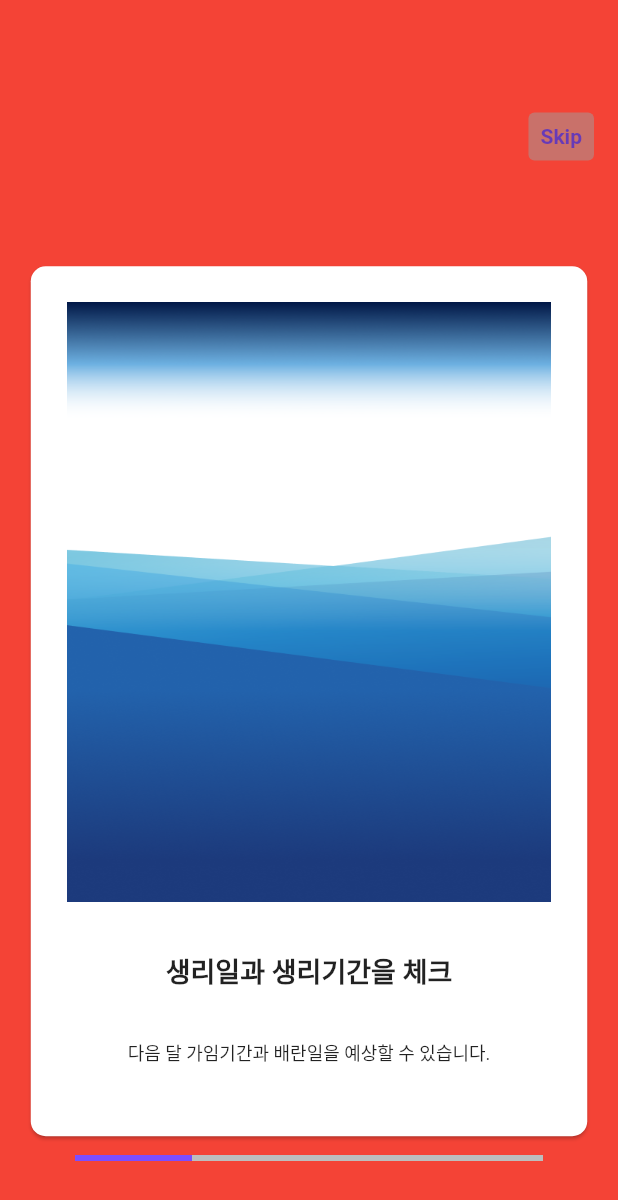
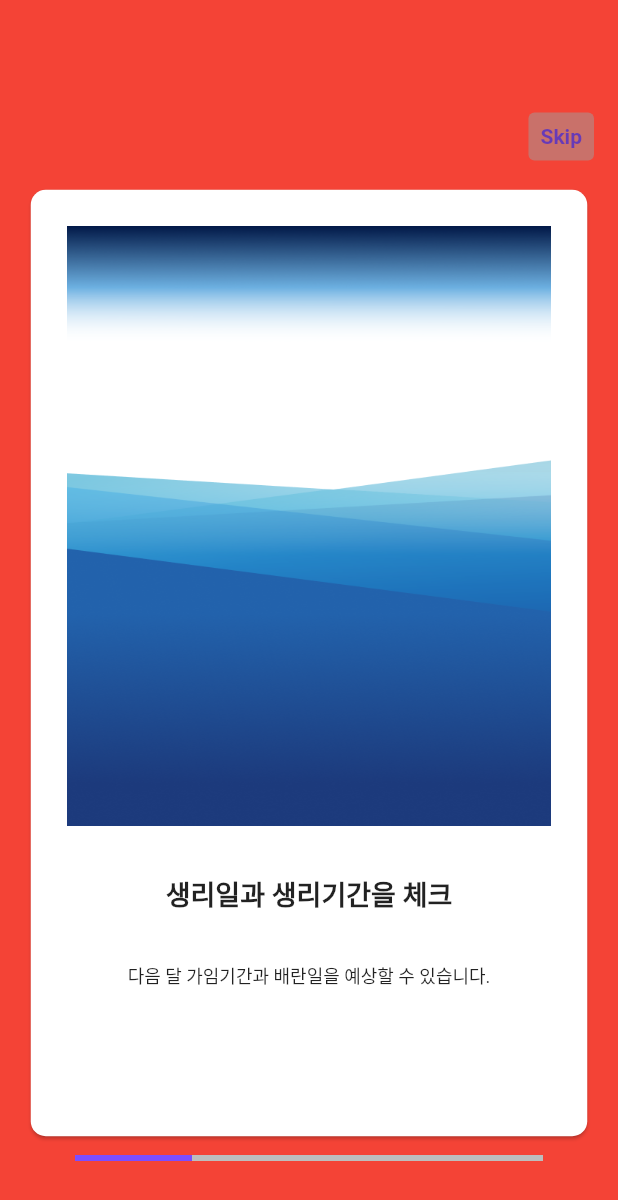
Before and after one commit to sososogoa/Comet, a Flutter app: the screen it shows after launch, swiped to page 3, on a phone screen of 412 x 824 dp. Shown: the top 1200 px of the screen. Run offline on Flutter 3.47's test engine with Material 2 defaults, Android fonts, the light colour scheme and no system bars; drawn by our look-alikes of card_swiper; our stand-ins replace get, responsive_framework.

Commit message:
첫번째 커밋

```diff
--- a/lib/main.dart
+++ b/lib/main.dart
@@ -30,7 +30,7 @@ class MyAppState extends State<MyApp> {
   @override
   Widget build(BuildContext context) {
     return GetMaterialApp(
-      title: 'OVIEW-W',
+      title: 'Comet',
       getPages: AppPages.routes,
       builder: (context, child) {
         Get.find<MainController>().updateScreen(context);
--- a/lib/pages/intro/app_about.dart
+++ b/lib/pages/intro/app_about.dart
@@ -1,7 +1,5 @@
-import 'package:flutter/cupertino.dart';
-import 'package:flutter/material.dart';
 import 'package:card_swiper/card_swiper.dart';
-import 'package:oview_w/index.dart';
+import 'package:comet/index.dart';
 
 class YourOwnPagination extends StatelessWidget {
   final int activeIndex;
@@ -85,14 +83,13 @@ class _AppAboutState extends State<AppAbout> {
                 child: Stack(
                   children: [
                     Center(
-
                       child: SizedBox(
                           width: 379,
                           height: 699,
                           // width: MediaQuery.of(context).size.width * 0.8,
                           // height: MediaQuery.of(context).size.height * 0.6,
                           child: Padding(
-                              padding: const EdgeInsets.only(top: 111.0),
+                              padding: const EdgeInsets.only(top: 60.0),
                               child: Card(
                                   shape: RoundedRectangleBorder(
                                     borderRadius: BorderRadius.circular(10.0),
--- a/lib/utils/global.dart
+++ b/lib/utils/global.dart
@@ -1,4 +1,4 @@
-import 'package:oview_w/index.dart';
+import 'package:comet/index.dart';
 import 'package:http/http.dart' as http;
 
 import '../main.controller.dart';
--- a/pubspec.yaml
+++ b/pubspec.yaml
@@ -1,4 +1,4 @@
-name: oview_w
+name: comet
 description: A new Flutter project.
 # The following line prevents the package from being accidentally published to
 # pub.dev using `flutter pub publish`. This is preferred for private packages.
```
Also changed, not shown: lib/index.dart (+5 -5 lines), 26 other files.
